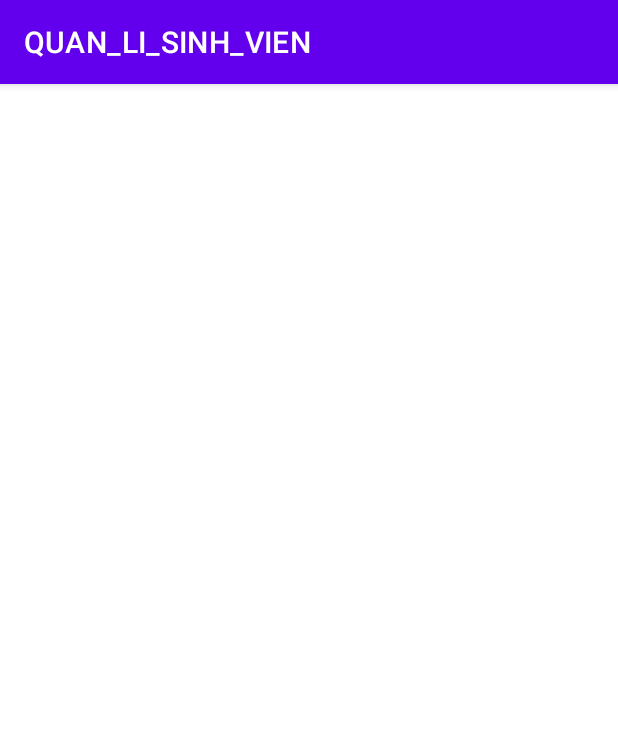
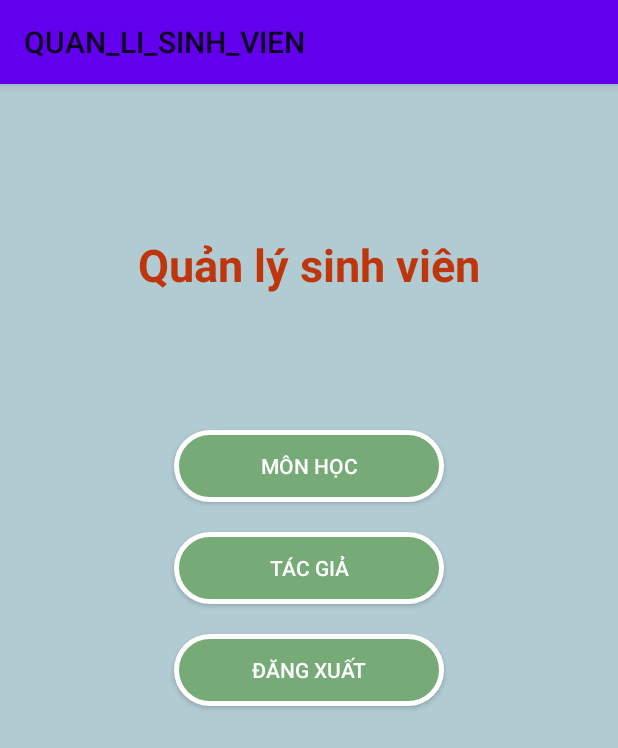
Before and after one commit to iFrancez/QUAN_LI_SINH_VIEN_MB, an Android app: the HomeActivity screen opened directly, with no data from a screen before it, on a phone screen of 412 x 824 dp. Shown: the top 748 px of the screen. Run offline under Robolectric (Android 15) with nearby library versions, the phone set to English and light mode, and no system bars.

Commit message:
form home

```diff
--- /dev/null
+++ b/app/src/main/res/drawable/background_button.xml
@@ -0,0 +1,16 @@
+<?xml version="1.0" encoding="utf-8"?>
+<selector xmlns:android="http://schemas.android.com/apk/res/android">
+    <!--Hiển thị không nhấn nút button-->
+    <item android:state_pressed="false">
+        <shape>
+            <!-- Màu nên button -->
+            <solid android:color="#76AB77"></solid>
+
+            <!--Tạo viền cho button-->
+            <stroke android:width="3dp" android:color="#FFFFFF" />
+
+            <!--độ bo tròn 4 góc-->
+            <corners android:radius="35dp"></corners>
+        </shape>
+    </item>
+</selector>
--- a/app/src/main/res/layout/activity_home.xml
+++ b/app/src/main/res/layout/activity_home.xml
@@ -1,9 +1,51 @@
 <?xml version="1.0" encoding="utf-8"?>
-<androidx.constraintlayout.widget.ConstraintLayout xmlns:android="http://schemas.android.com/apk/res/android"
+<LinearLayout xmlns:android="http://schemas.android.com/apk/res/android"
     xmlns:app="http://schemas.android.com/apk/res-auto"
     xmlns:tools="http://schemas.android.com/tools"
     android:layout_width="match_parent"
     android:layout_height="match_parent"
+    android:orientation="vertical"
+    android:background="#B1CBD3"
     tools:context=".HomeActivity">
 
-</androidx.constraintlayout.widget.ConstraintLayout>
+    <TextView
+
+        android:layout_width="wrap_content"
+        android:layout_height="wrap_content"
+        android:layout_gravity="center"
+        android:layout_marginTop="100dp"
+        android:text="@string/qu_n_l_sinh_vi_n"
+        android:textColor="#BF360C"
+        android:textSize="30sp"
+        android:textStyle="bold" />
+
+    <Button
+        android:background="@drawable/background_button"
+        android:layout_marginTop="90dp"
+        android:id="@+id/buttonSubject"
+        android:textColor="@color/white"
+        android:layout_gravity="center"
+        android:text="@string/m_n_h_c"
+        android:layout_width="180dp"
+        android:layout_height="wrap_content"/>
+
+    <Button
+        android:background="@drawable/background_button"
+        android:layout_marginTop="20dp"
+        android:id="@+id/buttonAuthor"
+        android:textColor="@color/white"
+        android:layout_gravity="center"
+        android:text="@string/t_c_gi"
+        android:layout_width="180dp"
+        android:layout_height="wrap_content"/>
+
+    <Button
+        android:background="@drawable/background_button"
+        android:layout_marginTop="20dp"
+        android:id="@+id/buttonExit"
+        android:textColor="@color/white"
+        android:layout_gravity="center"
+        android:text="@string/ng_xu_t"
+        android:layout_width="180dp"
+        android:layout_height="wrap_content"/>
+</LinearLayout>
--- a/app/src/main/res/values/strings.xml
+++ b/app/src/main/res/values/strings.xml
@@ -1,3 +1,7 @@
 <resources>
     <string name="app_name">QUAN_LI_SINH_VIEN</string>
+    <string name="qu_n_l_sinh_vi_n">Quản lý sinh viên</string>
+    <string name="m_n_h_c">Môn học</string>
+    <string name="t_c_gi">Tác giả</string>
+    <string name="ng_xu_t">Đăng xuất</string>
 </resources>
--- a/app/src/main/res/values/themes.xml
+++ b/app/src/main/res/values/themes.xml
@@ -1,6 +1,6 @@
 <resources xmlns:tools="http://schemas.android.com/tools">
     <!-- Base application theme. -->
-    <style name="Theme.QUAN_LI_SINH_VIEN" parent="Theme.MaterialComponents.DayNight.DarkActionBar">
+    <style name="Theme.QUAN_LI_SINH_VIEN" parent="Theme.MaterialComponents.DayNight.Bridge">
         <!-- Primary brand color. -->
         <item name="colorPrimary">@color/purple_500</item>
         <item name="colorPrimaryVariant">@color/purple_700</item>
--- /dev/null
+++ b/build.gradle
@@ -0,0 +1,5 @@
+// Top-level build file where you can add configuration options common to all sub-projects/modules.
+plugins {
+    id 'com.android.application' version '7.4.1' apply false
+    id 'com.android.library' version '7.4.1' apply false
+}
--- /dev/null
+++ b/gradle.properties
@@ -0,0 +1,21 @@
+# Project-wide Gradle settings.
+# IDE (e.g. Android Studio) users:
+# Gradle settings configured through the IDE *will override*
+# any settings specified in this file.
+# For more details on how to configure your build environment visit
+# http://www.gradle.org/docs/current/userguide/build_environment.html
+# Specifies the JVM arguments used for the daemon process.
+# The setting is particularly useful for tweaking memory settings.
+org.gradle.jvmargs=-Xmx2048m -Dfile.encoding=UTF-8
+# When configured, Gradle will run in incubating parallel mode.
+# This option should only be used with decoupled projects. More details, visit
+# http://www.gradle.org/docs/current/userguide/multi_project_builds.html#sec:decoupled_projects
+# org.gradle.parallel=true
+# AndroidX package structure to make it clearer which packages are bundled with the
+# Android operating system, and which are packaged with your app's APK
+# https://developer.android.com/topic/libraries/support-library/androidx-rn
+android.useAndroidX=true
+# Enables namespacing of each library's R class so that its R class includes only the
+# resources declared in the library itself and none from the library's dependencies,
+# thereby reducing the size of the R class for that library
+android.nonTransitiveRClass=true
--- /dev/null
+++ b/settings.gradle
@@ -0,0 +1,16 @@
+pluginManagement {
+    repositories {
+        google()
+        mavenCentral()
+        gradlePluginPortal()
+    }
+}
+dependencyResolutionManagement {
+    repositoriesMode.set(RepositoriesMode.FAIL_ON_PROJECT_REPOS)
+    repositories {
+        google()
+        mavenCentral()
+    }
+}
+rootProject.name = "QUAN_LI_SINH_VIEN"
+include ':app'
```
Also changed, not shown: gradle/wrapper/gradle-wrapper.properties (added), 4 other files.
